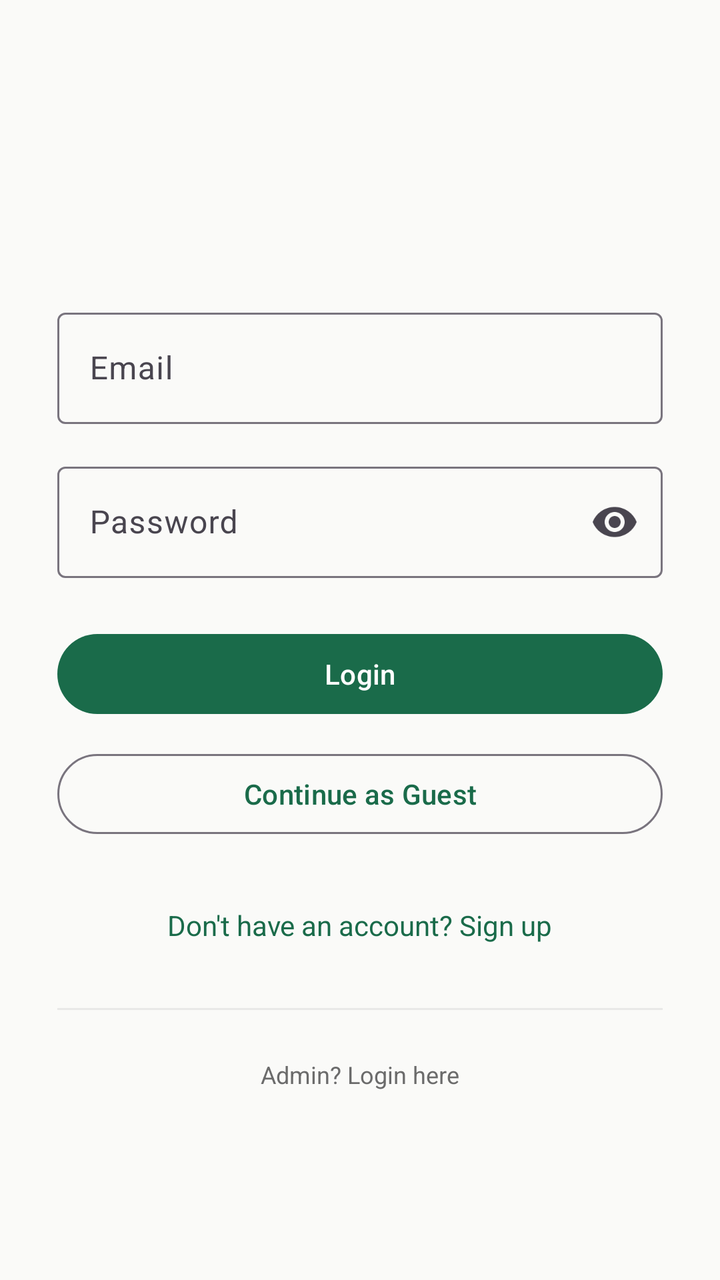
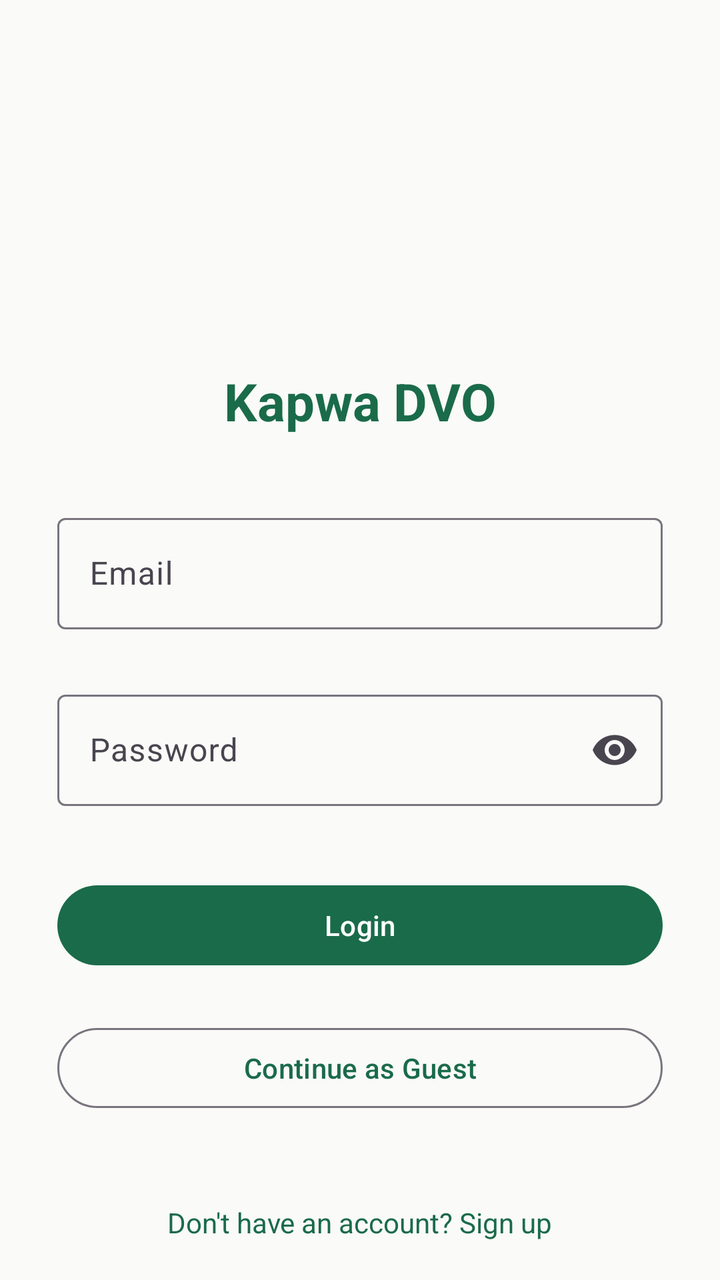

Compare the two renders of this Android layout. The source of the first and the diff that turns it into the second are given below.
<!-- AndroidManifest.xml: application theme Theme.KapwaDVO -->
<!-- res/layout/fragment_login.xml -->
<?xml version="1.0" encoding="utf-8"?>
<ScrollView xmlns:android="http://schemas.android.com/apk/res/android"
    xmlns:app="http://schemas.android.com/apk/res-auto"
    android:layout_width="match_parent"
    android:layout_height="match_parent"
    android:background="@color/background"
    android:fillViewport="true">

    <androidx.constraintlayout.widget.ConstraintLayout
        android:layout_width="match_parent"
        android:layout_height="wrap_content">

        
        <androidx.constraintlayout.widget.Guideline
            android:id="@+id/guideStart"
            android:layout_width="wrap_content"
            android:layout_height="wrap_content"
            android:orientation="vertical"
            app:layout_constraintGuide_percent="0.08" />

        <androidx.constraintlayout.widget.Guideline
            android:id="@+id/guideEnd"
            android:layout_width="wrap_content"
            android:layout_height="wrap_content"
            android:orientation="vertical"
            app:layout_constraintGuide_percent="0.92" />

        
        <androidx.constraintlayout.widget.Guideline
            android:id="@+id/guideTop"
            android:layout_width="wrap_content"
            android:layout_height="wrap_content"
            android:orientation="horizontal"
            app:layout_constraintGuide_percent="0.1" />

        <com.google.android.material.textfield.TextInputLayout
            android:id="@+id/tilEmail"
            android:layout_width="0dp"
            android:layout_height="wrap_content"
            android:hint="@string/email"
            app:layout_constraintTop_toBottomOf="@id/guideTop"
            app:layout_constraintStart_toStartOf="@id/guideStart"
            app:layout_constraintEnd_toEndOf="@id/guideEnd"
            app:layout_constraintBottom_toTopOf="@+id/tilPassword"
            app:layout_constraintVertical_chainStyle="packed"
            style="@style/Widget.Material3.TextInputLayout.OutlinedBox">
            <com.google.android.material.textfield.TextInputEditText
                android:id="@+id/etEmail"
                android:layout_width="match_parent"
                android:layout_height="wrap_content"
                android:inputType="textEmailAddress"
                android:imeOptions="actionNext" />
        </com.google.android.material.textfield.TextInputLayout>

        <com.google.android.material.textfield.TextInputLayout
            android:id="@+id/tilPassword"
            android:layout_width="0dp"
            android:layout_height="wrap_content"
            android:hint="@string/password"
            android:layout_marginTop="16dp"
            app:endIconMode="password_toggle"
            app:layout_constraintTop_toBottomOf="@id/tilEmail"
            app:layout_constraintStart_toStartOf="@id/guideStart"
            app:layout_constraintEnd_toEndOf="@id/guideEnd"
            app:layout_constraintBottom_toTopOf="@+id/btnLogin"
            style="@style/Widget.Material3.TextInputLayout.OutlinedBox">
            <com.google.android.material.textfield.TextInputEditText
                android:id="@+id/etPassword"
                android:layout_width="match_parent"
                android:layout_height="wrap_content"
                android:inputType="textPassword"
                android:imeOptions="actionDone" />
        </com.google.android.material.textfield.TextInputLayout>

        <com.google.android.material.button.MaterialButton
            android:id="@+id/btnLogin"
            android:layout_width="0dp"
            android:layout_height="wrap_content"
            android:text="@string/login"
            android:layout_marginTop="24dp"
            app:layout_constraintTop_toBottomOf="@id/tilPassword"
            app:layout_constraintStart_toStartOf="@id/guideStart"
            app:layout_constraintEnd_toEndOf="@id/guideEnd"
            app:layout_constraintBottom_toTopOf="@+id/btnGuest" />

        <com.google.android.material.button.MaterialButton
            android:id="@+id/btnGuest"
            android:layout_width="0dp"
            android:layout_height="wrap_content"
            android:text="@string/continue_as_guest"
            android:layout_marginTop="12dp"
            app:layout_constraintTop_toBottomOf="@id/btnLogin"
            app:layout_constraintStart_toStartOf="@id/guideStart"
            app:layout_constraintEnd_toEndOf="@id/guideEnd"
            app:layout_constraintBottom_toTopOf="@+id/tvSignup"
            style="@style/Widget.Material3.Button.OutlinedButton" />

        <TextView
            android:id="@+id/tvSignup"
            android:layout_width="wrap_content"
            android:layout_height="wrap_content"
            android:text="@string/no_account"
            android:textColor="@color/primary"
            android:layout_marginTop="24dp"
            android:padding="8dp"
            app:layout_constraintTop_toBottomOf="@id/btnGuest"
            app:layout_constraintStart_toStartOf="parent"
            app:layout_constraintEnd_toEndOf="parent"
            app:layout_constraintBottom_toTopOf="@+id/divider" />

        <View
            android:id="@+id/divider"
            android:layout_width="0dp"
            android:layout_height="1dp"
            android:background="@color/divider"
            android:layout_marginTop="24dp"
            app:layout_constraintTop_toBottomOf="@id/tvSignup"
            app:layout_constraintStart_toStartOf="@id/guideStart"
            app:layout_constraintEnd_toEndOf="@id/guideEnd"
            app:layout_constraintBottom_toTopOf="@+id/tvAdminLogin" />

        <TextView
            android:id="@+id/tvAdminLogin"
            android:layout_width="wrap_content"
            android:layout_height="wrap_content"
            android:text="@string/admin_login"
            android:textColor="@color/text_secondary"
            android:textSize="12sp"
            android:layout_marginTop="16dp"
            android:padding="8dp"
            app:layout_constraintTop_toBottomOf="@id/divider"
            app:layout_constraintStart_toStartOf="parent"
            app:layout_constraintEnd_toEndOf="parent"
            app:layout_constraintBottom_toBottomOf="parent" />

    </androidx.constraintlayout.widget.ConstraintLayout>
</ScrollView>
<!-- resources referenced by this layout -->
<resources>
  <color name="background">#FAFAF8</color>
  <color name="divider">#E8E8E8</color>
  <color name="primary">#1A6B4A</color>
  <color name="text_secondary">#6B6B6B</color>
  <string name="admin_login">Admin? Login here</string>
  <string name="continue_as_guest">Continue as Guest</string>
  <string name="email">Email</string>
  <string name="login">Login</string>
  <string name="no_account">Don\'t have an account? Sign up</string>
  <string name="password">Password</string>
  <style name="Theme.KapwaDVO" parent="Base.Theme.KapwaDVO">
          <item name="android:windowLightStatusBar">true</item>
      </style>
  <style name="Base.Theme.KapwaDVO" parent="Theme.Material3.Light.NoActionBar">
          <item name="colorPrimary">@color/primary</item>
          <item name="colorPrimaryDark">@color/primary_dark</item>
          <item name="colorAccent">@color/accent</item>
          <item name="android:colorBackground">@color/background</item>
          <item name="colorSurface">@color/surface</item>
          <item name="colorOnPrimary">@color/white</item>
          <item name="android:statusBarColor">@color/primary</item>
          <item name="android:navigationBarColor">@color/surface</item>
      </style>
  <color name="primary_dark">#0F4530</color>
  <color name="accent">#F4A724</color>
  <color name="surface">#FFFFFF</color>
  <color name="white">#FFFFFF</color>
</resources>

<!-- the commit's change to res/layout/fragment_login.xml (unified diff, before → after) -->
@@ -33,12 +33,37 @@
             android:orientation="horizontal"
             app:layout_constraintGuide_percent="0.1" />
 
+        <ImageView
+            android:id="@+id/ivLogo"
+            android:layout_width="96dp"
+            android:layout_height="96dp"
+            android:src="@mipmap/ic_launcher"
+            android:contentDescription="App Logo"
+            app:layout_constraintTop_toBottomOf="@id/guideTop"
+            app:layout_constraintStart_toStartOf="parent"
+            app:layout_constraintEnd_toEndOf="parent"
+            app:layout_constraintBottom_toTopOf="@+id/tvAppName" />
+
+        <TextView
+            android:id="@+id/tvAppName"
+            android:layout_width="wrap_content"
+            android:layout_height="wrap_content"
+            android:text="@string/app_name"
+            android:textColor="@color/primary"
+            android:textSize="26sp"
+            android:textStyle="bold"
+            android:layout_marginBottom="24dp"
+            app:layout_constraintTop_toBottomOf="@id/ivLogo"
+            app:layout_constraintStart_toStartOf="parent"
+            app:layout_constraintEnd_toEndOf="parent"
+            app:layout_constraintBottom_toTopOf="@+id/tilEmail" />
+
         <com.google.android.material.textfield.TextInputLayout
             android:id="@+id/tilEmail"
             android:layout_width="0dp"
             android:layout_height="wrap_content"
             android:hint="@string/email"
-            app:layout_constraintTop_toBottomOf="@id/guideTop"
+            app:layout_constraintTop_toBottomOf="@id/tvAppName"
             app:layout_constraintStart_toStartOf="@id/guideStart"
             app:layout_constraintEnd_toEndOf="@id/guideEnd"
             app:layout_constraintBottom_toTopOf="@+id/tilPassword"
@@ -106,31 +131,6 @@
             app:layout_constraintTop_toBottomOf="@id/btnGuest"
             app:layout_constraintStart_toStartOf="parent"
             app:layout_constraintEnd_toEndOf="parent"
-            app:layout_constraintBottom_toTopOf="@+id/divider" />
-
-        <View
-            android:id="@+id/divider"
-            android:layout_width="0dp"
-            android:layout_height="1dp"
-            android:background="@color/divider"
-            android:layout_marginTop="24dp"
-            app:layout_constraintTop_toBottomOf="@id/tvSignup"
-            app:layout_constraintStart_toStartOf="@id/guideStart"
-            app:layout_constraintEnd_toEndOf="@id/guideEnd"
-            app:layout_constraintBottom_toTopOf="@+id/tvAdminLogin" />
-
-        <TextView
-            android:id="@+id/tvAdminLogin"
-            android:layout_width="wrap_content"
-            android:layout_height="wrap_content"
-            android:text="@string/admin_login"
-            android:textColor="@color/text_secondary"
-            android:textSize="12sp"
-            android:layout_marginTop="16dp"
-            android:padding="8dp"
-            app:layout_constraintTop_toBottomOf="@id/divider"
-            app:layout_constraintStart_toStartOf="parent"
-            app:layout_constraintEnd_toEndOf="parent"
             app:layout_constraintBottom_toBottomOf="parent" />
 
     </androidx.constraintlayout.widget.ConstraintLayout>
<!-- resource entries referenced after the edit -->
@@ -1,10 +1,15 @@
 <!-- resources referenced by this layout -->
 <resources>
   <color name="background">#FAFAF8</color>
-  <color name="divider">#E8E8E8</color>
   <color name="primary">#1A6B4A</color>
-  <color name="text_secondary">#6B6B6B</color>
-  <string name="admin_login">Admin? Login here</string>
+  <!-- mipmap ic_launcher (mipmap-anydpi-v26) -->
+  <?xml version="1.0" encoding="utf-8"?>
+  <adaptive-icon xmlns:android="http://schemas.android.com/apk/res/android">
+      <background android:drawable="@drawable/ic_launcher_background"/>
+      <foreground android:drawable="@mipmap/ic_launcher_foreground"/>
+      <monochrome android:drawable="@mipmap/ic_launcher_foreground"/>
+  </adaptive-icon>
+  <string name="app_name">Kapwa DVO</string>
   <string name="continue_as_guest">Continue as Guest</string>
   <string name="email">Email</string>
   <string name="login">Login</string>
@@ -13,6 +18,7 @@
   <style name="Theme.KapwaDVO" parent="Base.Theme.KapwaDVO">
           <item name="android:windowLightStatusBar">true</item>
       </style>
+  <!-- drawable ic_launcher_background: vector/xml drawable (drawable, 4866 chars, omitted) -->
   <style name="Base.Theme.KapwaDVO" parent="Theme.Material3.Light.NoActionBar">
           <item name="colorPrimary">@color/primary</item>
           <item name="colorPrimaryDark">@color/primary_dark</item>
